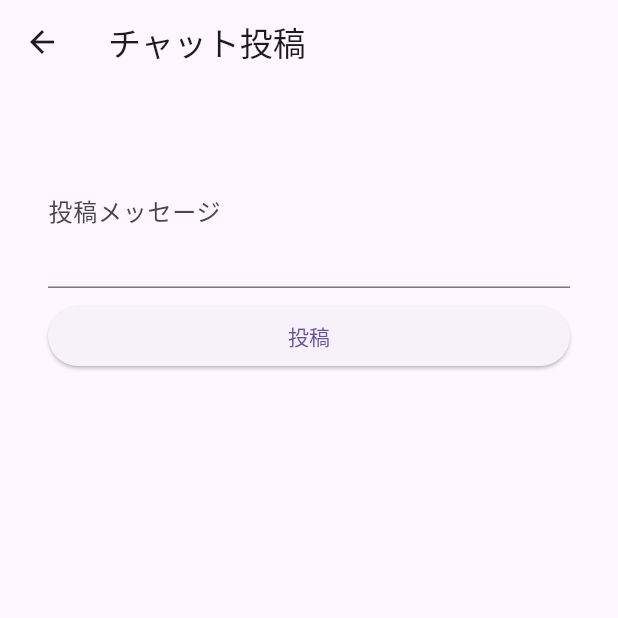
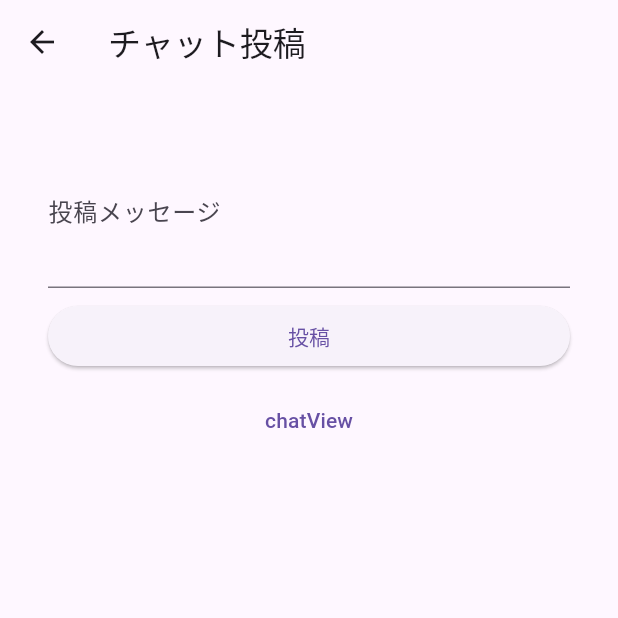
Before and after one commit to urassh/mychatapp, a Flutter app: the PostPage screen opened directly, on a phone screen of 412 x 824 dp, the top half of it. Run offline on Flutter 3.47's test engine with Material 3 defaults, Android fonts, the phone set to English and light mode, and no system bars; our stand-ins replace cloud_firestore, firebase_auth, firebase_core, flutter_riverpod; accounts and stored records are empty; network calls fail.

```diff
--- a/lib/Database/DummyDatabase.dart
+++ b/lib/Database/DummyDatabase.dart
@@ -12,6 +12,7 @@ class DummyDatabase implements Database {
 
   @override
   Future<List<Entity>?> fetchAll() async {
+    print('post : $_posts');
     return _posts;
   }
 
--- a/lib/Database/FirebaseDatabase.dart
+++ b/lib/Database/FirebaseDatabase.dart
@@ -1,8 +1,6 @@
 import 'package:cloud_firestore/cloud_firestore.dart';
-
 import '../DataModel/Post.dart';
 import 'Database.dart';
-
 
 class FirebaseDatabase implements Database {
   @override
@@ -23,7 +21,7 @@ class FirebaseDatabase implements Database {
           id: doc.id,
           email: doc['email'],
           text: doc['text'],
-          time: doc['time'])
+          time: doc['date'])
       ).toList();
 
       return posts;
--- a/lib/View/ChatPage.dart
+++ b/lib/View/ChatPage.dart
@@ -1,14 +1,16 @@
 import 'package:flutter/material.dart';
+import 'package:flutter_riverpod/flutter_riverpod.dart';
 import 'package:mychatapp/DataModel/Account.dart';
 import 'package:mychatapp/ViewModel/ChatViewModel.dart';
 import '../DataModel/Post.dart';
+import '../main.dart';
 import 'PostWidget.dart';
 
-class ChatPage extends StatelessWidget {
+class ChatPage extends ConsumerWidget {
   const ChatPage({super.key});
 
   @override
-  Widget build(BuildContext context) {
+  Widget build(BuildContext context, WidgetRef ref) {
     final ChatViewModel _viewModel = ChatViewModel(context);
     final Account user = _viewModel.session.authenticatedUser;
 
--- a/lib/View/LoginPage.dart
+++ b/lib/View/LoginPage.dart
@@ -64,6 +64,7 @@ class _LoginPageState extends State<LoginPage> {
                 children: [TextButton(onPressed: (){
                   setState(() {
                     _isSignup = !_isSignup;
+                    _viewModel.errorText = '';
                   });
                 }, child: Text('here is ${_isSignup ? 'Login' : 'Signup'}'))]
               ),
--- a/lib/View/PostPage.dart
+++ b/lib/View/PostPage.dart
@@ -1,7 +1,6 @@
 import 'package:flutter/material.dart';
 import 'package:mychatapp/DataModel/Post.dart';
 import 'package:mychatapp/ViewModel/PostViewModel.dart';
-
 import '../Authentication/Session.dart';
 
 class PostPage extends StatefulWidget {
@@ -58,7 +57,13 @@ class PostPageState extends State<PostPage> {
                    viewModel.navigateToChatPage();
                  },
                ),
-             )
+             ),
+
+             const SizedBox(height: 8),
+
+             TextButton(onPressed: () {
+              viewModel.navigateToChatPage();
+             }, child: const Text('chatView'))
            ],
          ),
        ),
--- a/lib/ViewModel/PostViewModel.dart
+++ b/lib/ViewModel/PostViewModel.dart
@@ -1,12 +1,11 @@
 import 'package:flutter/material.dart';
-import 'package:mychatapp/Authentication/Session.dart';
-import 'package:mychatapp/Database/DummyDatabase.dart';
 import 'package:mychatapp/View/ChatPage.dart';
+import 'package:mychatapp/administration.dart';
 import '../DataModel/Post.dart';
 import '../Database/Database.dart';
 
 class PostViewModel extends ChangeNotifier {
-  final Database _database = DummyDatabase();
+  final Database _database = Services.database;
   final BuildContext context;
   PostViewModel(this.context);
 
--- /dev/null
+++ b/lib/administration.dart
@@ -0,0 +1,11 @@
+import 'package:mychatapp/Authentication/AuthDummy.dart';
+import 'package:mychatapp/Authentication/AuthFirebase.dart';
+import 'package:mychatapp/Database/DummyDatabase.dart';
+import 'package:mychatapp/Database/FirebaseDatabase.dart';
+import 'Authentication/Authentication.dart';
+import 'Database/Database.dart';
+
+class Services {
+  static final Authentication authentication = AuthFirebase();
+  static final Database database = FirebaseDatabase();
+}
--- a/pubspec.yaml
+++ b/pubspec.yaml
@@ -37,6 +37,7 @@ dependencies:
   firebase_core_platform_interface: 5.0.0
   cloud_firestore: ^4.13.6
   uuid: ^4.2.2
+  flutter_riverpod: ^2.1.1
 
   flutter_test:
     sdk: flutter
```
Also changed, not shown: lib/ViewModel/ChatViewModel.dart (+5 -7 lines), lib/ViewModel/LoginViewModel.dart (+4 -5 lines), lib/main.dart (+4 -4 lines), pubspec.lock, 1 other file.
